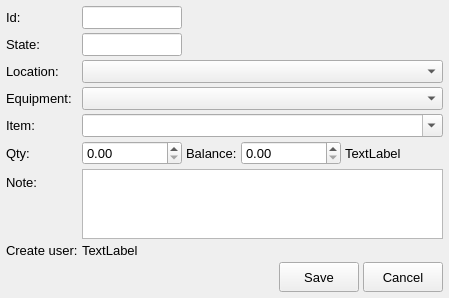
awfeequdng/rubus, file src/plugins/purchase/views/requesteditwidget.ui: the form before one commit.
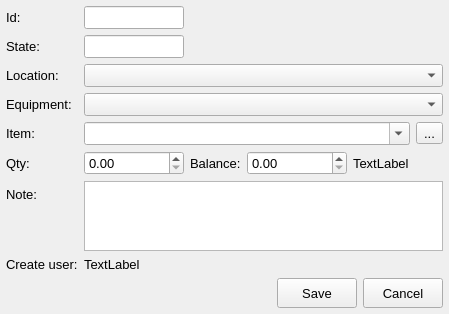
The form after the commit. Custom widgets are drawn as their Qt base class.

The edit to the form file:
```diff
--- a/src/plugins/purchase/views/requesteditwidget.ui
+++ b/src/plugins/purchase/views/requesteditwidget.ui
@@ -20,12 +20,6 @@
    <string>Form</string>
   </property>
   <layout class="QFormLayout" name="formLayout">
-   <property name="horizontalSpacing">
-    <number>4</number>
-   </property>
-   <property name="verticalSpacing">
-    <number>4</number>
-   </property>
    <property name="leftMargin">
     <number>6</number>
    </property>
@@ -121,11 +115,22 @@
     </widget>
    </item>
    <item row="4" column="1">
+    <layout class="QHBoxLayout" name="horizontalLayout_3">
+     <item>
     <widget class="AdvComboBox" name="cmbItem">
      <property name="editable">
       <bool>true</bool>
      </property>
     </widget>
+     </item>
+     <item>
+      <widget class="QToolButton" name="btnSelectItem">
+       <property name="text">
+        <string>...</string>
+       </property>
+      </widget>
+     </item>
+    </layout>
    </item>
    <item row="5" column="0">
     <widget class="QLabel" name="label_4">
```
Lines whose indentation alone changed are shown as unchanged.
